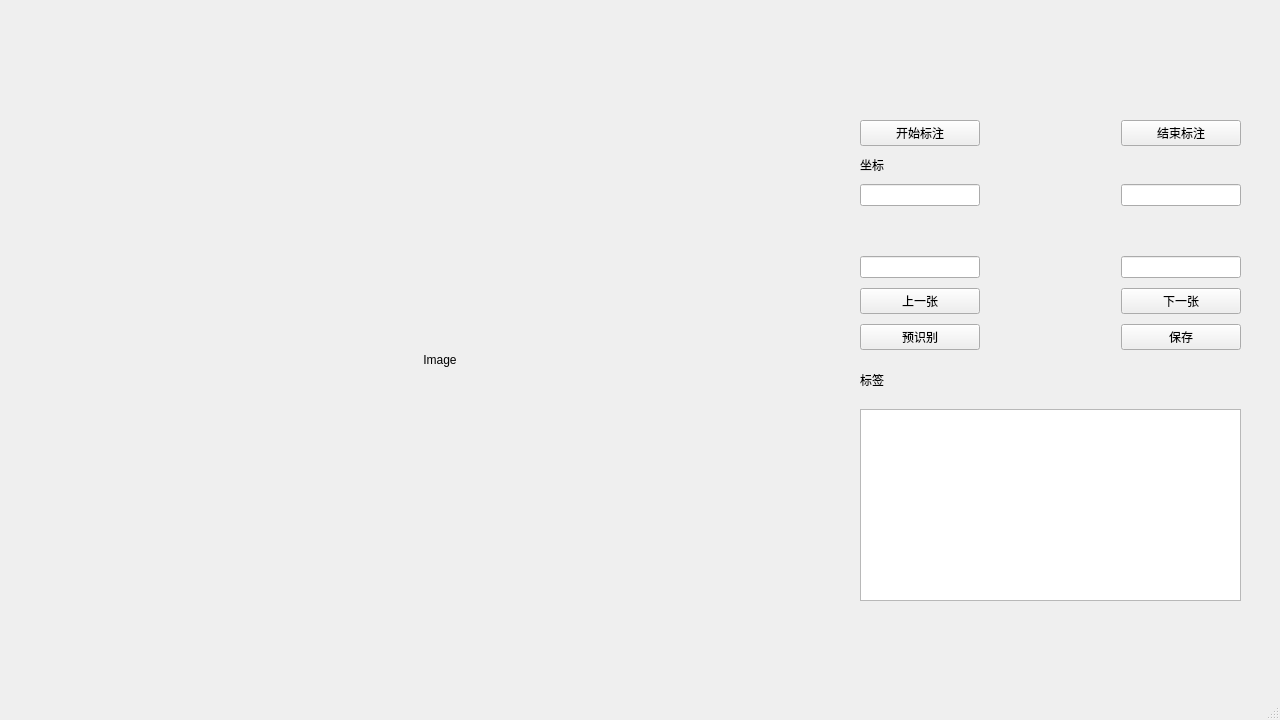
Before: the Qt Designer form MainWindow.ui in curiosity654/Tag-Tool, drawn with Qt 5.
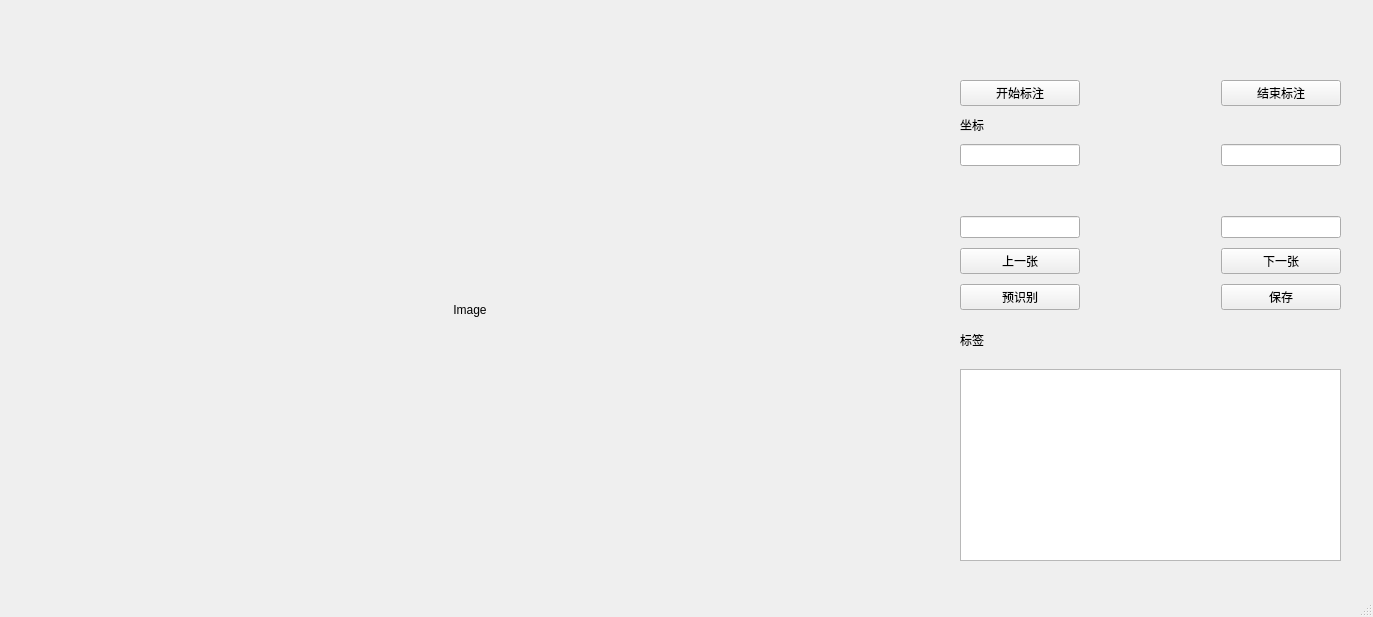
After: the same form once the commit is applied.

Diff of the .ui file:
```diff
--- a/MainWindow.ui
+++ b/MainWindow.ui
@@ -6,8 +6,8 @@
    <rect>
     <x>0</x>
     <y>0</y>
-    <width>1280</width>
-    <height>720</height>
+    <width>1373</width>
+    <height>617</height>
    </rect>
   </property>
   <property name="windowTitle">
@@ -17,10 +17,10 @@
    <widget class="QLabel" name="LabelImage">
     <property name="geometry">
      <rect>
-      <x>90</x>
-      <y>120</y>
-      <width>700</width>
-      <height>480</height>
+      <x>60</x>
+      <y>60</y>
+      <width>820</width>
+      <height>500</height>
      </rect>
     </property>
     <property name="text">
@@ -33,8 +33,8 @@
    <widget class="QWidget" name="formLayoutWidget">
     <property name="geometry">
      <rect>
-      <x>860</x>
-      <y>120</y>
+      <x>960</x>
+      <y>80</y>
       <width>381</width>
       <height>481</height>
      </rect>
```
